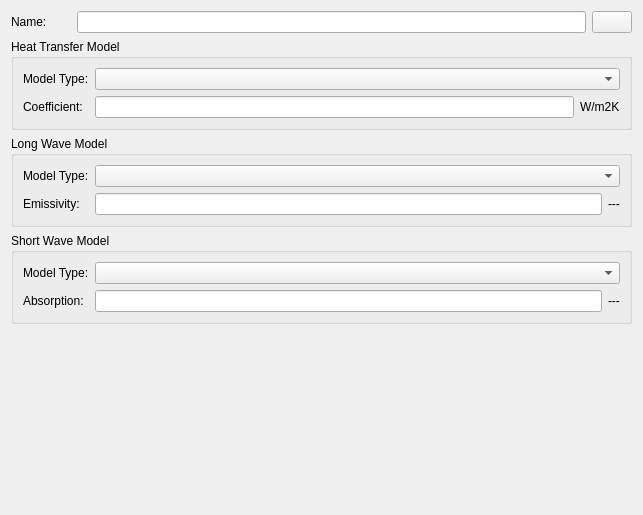
Qt form SIM-VICUS/src/SVDBBoundaryConditionEditWidget.ui (ghorwin/SIM-VICUS) before a commit.
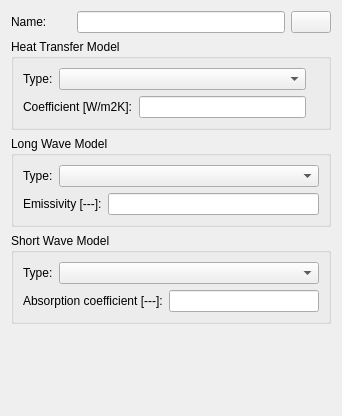
The same form after that commit. Custom widgets are drawn as their Qt base class.

Commit message: Finished redesign/code review of boundary condition edit widget.

Patch:
```diff
--- a/SIM-VICUS/src/SVDBBoundaryConditionEditWidget.ui
+++ b/SIM-VICUS/src/SVDBBoundaryConditionEditWidget.ui
@@ -6,14 +6,64 @@
    <rect>
     <x>0</x>
     <y>0</y>
-    <width>643</width>
-    <height>515</height>
+    <width>342</width>
+    <height>416</height>
    </rect>
   </property>
   <property name="windowTitle">
    <string>Form</string>
   </property>
   <layout class="QGridLayout" name="gridLayout_4">
+   <item row="0" column="2">
+    <widget class="QtExt::ColorButton" name="pushButtonColor">
+     <property name="sizePolicy">
+      <sizepolicy hsizetype="Fixed" vsizetype="Fixed">
+       <horstretch>0</horstretch>
+       <verstretch>0</verstretch>
+      </sizepolicy>
+     </property>
+    </widget>
+   </item>
+   <item row="3" column="0" colspan="3">
+    <widget class="QGroupBox" name="groupBoxShortWaveRad">
+     <property name="title">
+      <string>Short Wave Model</string>
+     </property>
+     <layout class="QGridLayout" name="gridLayout_3">
+      <item row="0" column="0" colspan="2">
+       <layout class="QHBoxLayout" name="horizontalLayout_3">
+        <item>
+         <widget class="QLabel" name="labelSWModelType">
+          <property name="text">
+           <string>Type:</string>
+          </property>
+         </widget>
+        </item>
+        <item>
+         <widget class="QComboBox" name="comboBoxSWModelType">
+          <property name="sizePolicy">
+           <sizepolicy hsizetype="Expanding" vsizetype="Fixed">
+            <horstretch>0</horstretch>
+            <verstretch>0</verstretch>
+           </sizepolicy>
+          </property>
+         </widget>
+        </item>
+       </layout>
+      </item>
+      <item row="1" column="0">
+       <widget class="QLabel" name="labelSolarAbsorptionCoefficient">
+        <property name="text">
+         <string>Absorption coefficient [---]:</string>
+        </property>
+       </widget>
+      </item>
+      <item row="1" column="1">
+       <widget class="QtExt::ValidatingLineEdit" name="lineEditSolarAbsorptionCoefficient"/>
+      </item>
+     </layout>
+    </widget>
+   </item>
    <item row="0" column="0">
     <widget class="QLabel" name="labelDisplayName">
      <property name="minimumSize">
@@ -27,39 +77,50 @@
      </property>
     </widget>
    </item>
-   <item row="0" column="1">
-    <widget class="QtExt::LanguageStringEditWidget1" name="lineEditName"/>
-   </item>
-   <item row="0" column="2">
-    <widget class="QtExt::ColorButton" name="pushButtonColor">
-     <property name="sizePolicy">
-      <sizepolicy hsizetype="Fixed" vsizetype="Fixed">
-       <horstretch>0</horstretch>
-       <verstretch>0</verstretch>
-      </sizepolicy>
+   <item row="4" column="1">
+    <spacer name="verticalSpacer">
+     <property name="orientation">
+      <enum>Qt::Vertical</enum>
      </property>
-    </widget>
+     <property name="sizeHint" stdset="0">
+      <size>
+       <width>20</width>
+       <height>151</height>
+      </size>
+     </property>
+    </spacer>
    </item>
    <item row="1" column="0" colspan="3">
-    <widget class="QGroupBox" name="groupBox">
+    <widget class="QGroupBox" name="groupBoxHeatTransfer">
      <property name="title">
       <string>Heat Transfer Model</string>
      </property>
      <layout class="QGridLayout" name="gridLayout">
-      <item row="0" column="0">
+      <item row="0" column="0" colspan="2">
+       <layout class="QHBoxLayout" name="horizontalLayout">
+        <item>
        <widget class="QLabel" name="labelHeatTransferCoeffModelType">
         <property name="text">
-         <string>Model Type:</string>
+           <string>Type:</string>
         </property>
        </widget>
       </item>
-      <item row="0" column="1" colspan="2">
-       <widget class="QComboBox" name="comboBoxHeatTransferCoeffModelType"/>
+        <item>
+         <widget class="QComboBox" name="comboBoxHeatTransferCoeffModelType">
+          <property name="sizePolicy">
+           <sizepolicy hsizetype="Expanding" vsizetype="Fixed">
+            <horstretch>0</horstretch>
+            <verstretch>0</verstretch>
+           </sizepolicy>
+          </property>
+         </widget>
+        </item>
+       </layout>
       </item>
       <item row="1" column="0">
        <widget class="QLabel" name="labelHeatTransferCoefficient">
         <property name="text">
-         <string>Coefficient:</string>
+         <string>Coefficient [W/m2K]:</string>
         </property>
        </widget>
       </item>
@@ -69,98 +130,56 @@
       <item row="1" column="2">
        <widget class="QLabel" name="labelHeatTransferCoefficientUnit">
         <property name="text">
-         <string>W/m2K</string>
+         <string/>
         </property>
        </widget>
       </item>
      </layout>
     </widget>
    </item>
+   <item row="0" column="1">
+    <widget class="QtExt::LanguageStringEditWidget1" name="lineEditName"/>
+   </item>
    <item row="2" column="0" colspan="3">
-    <widget class="QGroupBox" name="groupBox_2">
+    <widget class="QGroupBox" name="groupBoxLongWaveExchange">
      <property name="title">
       <string>Long Wave Model</string>
      </property>
      <layout class="QGridLayout" name="gridLayout_2">
-      <item row="0" column="0">
+      <item row="0" column="0" colspan="2">
+       <layout class="QHBoxLayout" name="horizontalLayout_2">
+        <item>
        <widget class="QLabel" name="labelLWModelType">
         <property name="text">
-         <string>Model Type:</string>
+           <string>Type:</string>
         </property>
        </widget>
       </item>
-      <item row="0" column="1" colspan="2">
-       <widget class="QComboBox" name="comboBoxLWModelType"/>
+        <item>
+         <widget class="QComboBox" name="comboBoxLWModelType">
+          <property name="sizePolicy">
+           <sizepolicy hsizetype="Expanding" vsizetype="Fixed">
+            <horstretch>0</horstretch>
+            <verstretch>0</verstretch>
+           </sizepolicy>
+          </property>
+         </widget>
+        </item>
+       </layout>
       </item>
       <item row="1" column="0">
-       <widget class="QLabel" name="labelThermalAbsorption">
+       <widget class="QLabel" name="labelLongWaveEmissivity">
         <property name="text">
-         <string>Emissivity:</string>
+         <string>Emissivity [---]:</string>
         </property>
        </widget>
       </item>
       <item row="1" column="1">
        <widget class="QtExt::ValidatingLineEdit" name="lineEditLongWaveEmissivity"/>
       </item>
-      <item row="1" column="2">
-       <widget class="QLabel" name="labelHeatTransferCoefficientUnit_3">
-        <property name="text">
-         <string>---</string>
-        </property>
-       </widget>
-      </item>
      </layout>
     </widget>
    </item>
-   <item row="3" column="0" colspan="3">
-    <widget class="QGroupBox" name="groupBox_3">
-     <property name="title">
-      <string>Short Wave Model</string>
-     </property>
-     <layout class="QGridLayout" name="gridLayout_3">
-      <item row="0" column="0">
-       <widget class="QLabel" name="labelSWModelType">
-        <property name="text">
-         <string>Model Type:</string>
-        </property>
-       </widget>
-      </item>
-      <item row="0" column="1" colspan="2">
-       <widget class="QComboBox" name="comboBoxSWModelType"/>
-      </item>
-      <item row="1" column="0">
-       <widget class="QLabel" name="labelSolarAbsorption">
-        <property name="text">
-         <string>Absorption:</string>
-        </property>
-       </widget>
-      </item>
-      <item row="1" column="1">
-       <widget class="QtExt::ValidatingLineEdit" name="lineEditSolarAbsorptionCoefficient"/>
-      </item>
-      <item row="1" column="2">
-       <widget class="QLabel" name="labelHeatTransferCoefficientUnit_2">
-        <property name="text">
-         <string>---</string>
-        </property>
-       </widget>
-      </item>
-     </layout>
-    </widget>
-   </item>
-   <item row="4" column="1">
-    <spacer name="verticalSpacer">
-     <property name="orientation">
-      <enum>Qt::Vertical</enum>
-     </property>
-     <property name="sizeHint" stdset="0">
-      <size>
-       <width>20</width>
-       <height>151</height>
-      </size>
-     </property>
-    </spacer>
-   </item>
   </layout>
  </widget>
  <customwidgets>
```
Lines whose indentation alone changed are shown as unchanged. The commit also changes 1 other file.
